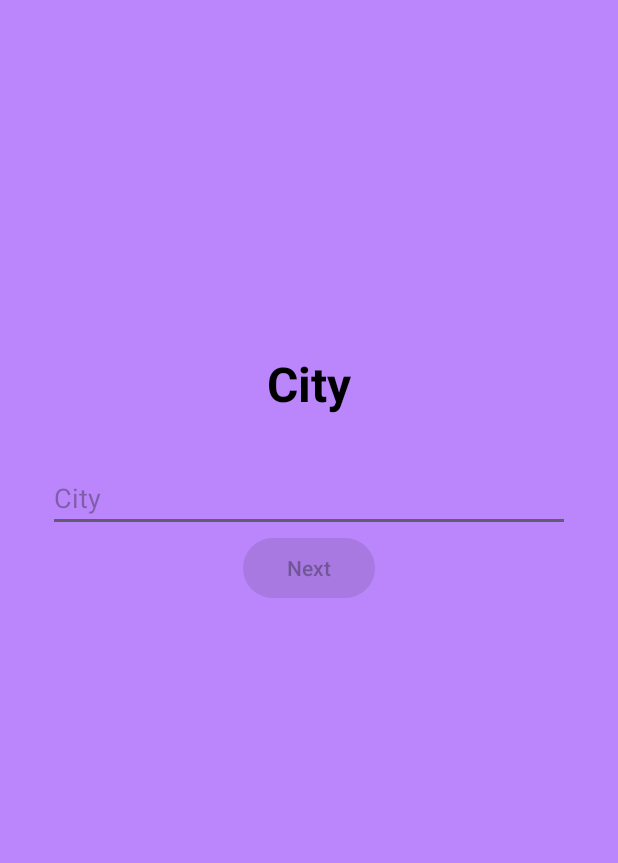
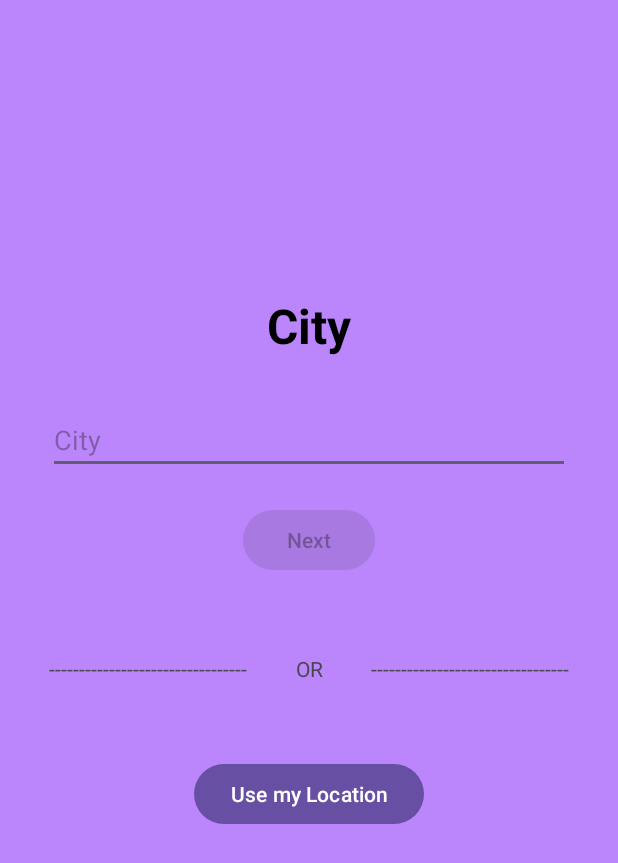
Before and after one commit to 7yes/WeatherXml23, an Android app: the screen it shows after launch (MainActivity), on a phone screen of 412 x 824 dp. Shown: the top 863 px of the screen. Run offline under Robolectric (Android 15) with nearby library versions, the phone set to English and light mode, and no system bars; our stand-ins replace Dagger/Hilt's generated code.

Commit message:
adding elements in star XML

```diff
--- a/app/src/main/AndroidManifest.xml
+++ b/app/src/main/AndroidManifest.xml
@@ -19,6 +19,7 @@
         tools:targetApi="31">
         <activity
             android:name=".ui.MainActivity"
+            android:screenOrientation="portrait"
             android:exported="true">
             <intent-filter>
                 <action android:name="android.intent.action.MAIN" />
--- a/app/src/main/java/com/jess/weatherpxml/ui/StartFragment.kt
+++ b/app/src/main/java/com/jess/weatherpxml/ui/StartFragment.kt
@@ -57,13 +57,6 @@ class StartFragment : Fragment() {
         binding.btnGo.setOnClickListener {
             getCityForecast(binding.etCity.text.toString().lowercase())
             viewmodel.updateNavigationStatus(true)
-//            if (checkPermissions()) { //todo
-//                //permission Granted
-//                getCityForecast()
-//            } else {
-//                // ask for permission
-//                requestLocationPermission()
-//            }
         }
         lifecycleScope.launch {
             readFromDataStore().collect() {
@@ -100,6 +93,15 @@ class StartFragment : Fragment() {
                 }
             }
         }
+        binding.btnLocation.setOnClickListener {
+            if (checkPermissions()) { //todo
+                //permission Granted
+                Toast.makeText(requireContext(), "GPS activated", Toast.LENGTH_SHORT).show()
+            } else {
+                // ask for permission
+                requestLocationPermission()
+            }
+        }
         return binding.root
     }
 
@@ -119,18 +121,15 @@ class StartFragment : Fragment() {
     private fun readFromDataStore() = requireContext().dataStore.data.map {
         it[stringPreferencesKey("city")].orEmpty()
     }
-
     private fun getCityForecast(city: String) {
         viewmodel.getCityWeather(city)
         hideKeyboard()
     }
-
     private fun validateText() {
         val regex = "^[a-zA-Z\\s]+"
         val validText = binding.etCity.text.toString().matches(regex.toRegex())
         if (!validText) binding.etCity.error = "Just Letters"
     }
-
     private fun shouldEnableBtnGo() = binding.etCity.text.toString().length > 3
     private fun requestLocationPermission() {
         ActivityCompat.requestPermissions(
--- a/app/src/main/res/layout/fragment_start.xml
+++ b/app/src/main/res/layout/fragment_start.xml
@@ -18,7 +18,7 @@
         app:layout_constraintEnd_toEndOf="parent"
         app:layout_constraintStart_toStartOf="parent"
         app:layout_constraintTop_toTopOf="parent"
-        app:layout_constraintVertical_bias="0.3" />
+        app:layout_constraintVertical_bias="0.25" />
 
     <EditText
         android:id="@+id/et_city"
@@ -39,11 +39,51 @@
         android:id="@+id/btn_go"
         android:text="@string/next"
         android:enabled="false"
+        android:layout_marginVertical="20dp"
         android:layout_width="wrap_content"
         android:layout_height="wrap_content"
         app:layout_constraintStart_toStartOf="parent"
         app:layout_constraintEnd_toEndOf="parent"
         app:layout_constraintTop_toBottomOf="@id/et_city"/>
+
+    <TextView
+        android:id="@+id/linLeft"
+        android:layout_width="0dp"
+        android:gravity="center_horizontal"
+        android:layout_height="wrap_content"
+        android:text="@string/lineee"
+        app:layout_constraintHorizontal_chainStyle="spread"
+        app:layout_constraintStart_toStartOf="parent"
+        app:layout_constraintEnd_toStartOf="@+id/tvOr"
+        app:layout_constraintTop_toTopOf="@id/tvOr"/>
+    <TextView
+        android:id="@+id/tvOr"
+        android:layout_width="wrap_content"
+        android:layout_height="wrap_content"
+        android:gravity="center_horizontal"
+        android:layout_marginVertical="52dp"
+        android:text="@string/or"
+        app:layout_constraintStart_toEndOf="@id/linLeft"
+        app:layout_constraintEnd_toStartOf="@+id/linRight"
+        app:layout_constraintTop_toBottomOf="@id/btn_go"/>
+    <TextView
+        android:id="@+id/linRight"
+        android:layout_width="0dp"
+        android:layout_height="wrap_content"
+        android:gravity="center_horizontal"
+        android:text="@string/lineee"
+        app:layout_constraintStart_toEndOf="@id/tvOr"
+        app:layout_constraintEnd_toEndOf="parent"
+        app:layout_constraintTop_toTopOf="@id/tvOr"/>
+    <Button
+        android:id="@+id/btnLocation"
+        android:layout_width="wrap_content"
+        android:layout_height="wrap_content"
+        android:layout_marginVertical="50.dp"
+        android:text="@string/use_my_location"
+        app:layout_constraintStart_toStartOf="parent"
+        app:layout_constraintEnd_toEndOf="parent"
+        app:layout_constraintTop_toBottomOf="@id/tvOr"/>
 
     <ProgressBar
         android:id="@+id/progress_circular"
--- a/app/src/main/res/values/strings.xml
+++ b/app/src/main/res/values/strings.xml
@@ -11,4 +11,7 @@
     <string name="visibility">Visibility: %1$s</string>
     <string name="feels_like">Feels like: %1$s</string>
     <string name="faren">%1$s °F</string>
+    <string name="use_my_location">Use my Location</string>
+    <string name="lineee">---------------------------------</string>
+    <string name="or">OR</string>
 </resources>
```
